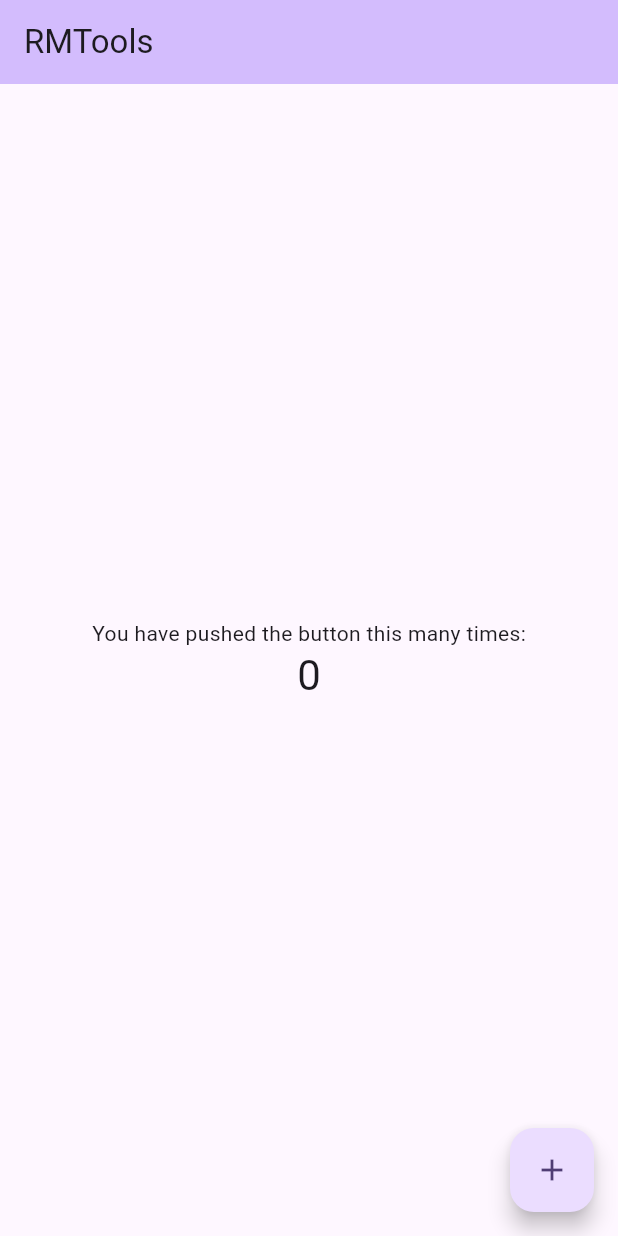
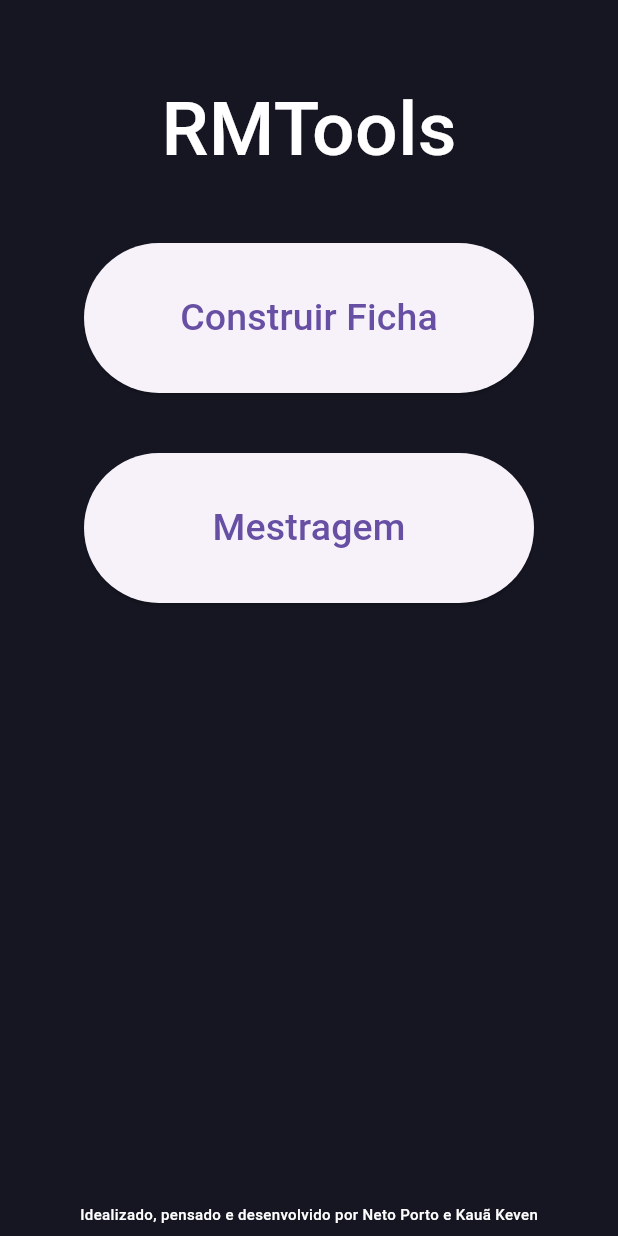
Before and after one commit to Quarteto-fandardigo/RMTools, a Flutter app: the screen it shows after launch, on a phone screen of 412 x 824 dp. Run offline on Flutter 3.47's test engine with Material 3 defaults, Android fonts, the phone set to English and light mode, and no system bars.

Commit message:
fiz a tela inicial

```diff
--- a/lib/main.dart
+++ b/lib/main.dart
@@ -1,128 +1,100 @@
 import 'package:flutter/material.dart';
 
+
 void main() {
-  runApp(const MyApp());
-}
-class MyApp extends StatelessWidget {
-  const MyApp({super.key});
+  runApp(
+    MaterialApp(
+      debugShowCheckedModeBanner: false,
+      home: Scaffold(
+        //Scafold evita a linha amarela(sublinhado) no que tiver acima(eu acho)
+        backgroundColor: const Color.fromARGB(255, 21, 22, 34),
+        body: Align(
+          alignment: Alignment.topCenter,
+          child: Padding(
+            padding: const EdgeInsets.only(top: 50),
+            child: Column(
+              mainAxisSize: MainAxisSize.min,
+              children: [
 
-  // This widget is the root of your application.
-  @override
-  Widget build(BuildContext context) {
-    return MaterialApp(
+                //***Titulo***
+                Text(
+                  'RMTools',
+                  style: TextStyle(
+                    color: Colors.white,
+                    fontSize: 50,
+                    fontWeight: FontWeight.w500,
+                  ),
+                ),
 
-      title: 'RMTools',
-      theme: ThemeData(
-        // This is the theme of your application.
-        //
-        // TRY THIS: Try running your application with "flutter run". You'll see
-        // the application has a purple toolbar. Then, without quitting the app,
-        // try changing the seedColor in the colorScheme below to Colors.green
-        // and then invoke "hot reload" (save your changes or press the "hot
-        // reload" button in a Flutter-supported IDE, or press "r" if you used
-        // the command line to start the app).
-        //
-        // Notice that the counter didn't reset back to zero; the application
-        // state is not lost during the reload. To reset the state, use hot
-        // restart instead.
-        //
-        // This works for code too, not just values: Most code changes can be
-        // tested with just a hot reload.
-        colorScheme: .fromSeed(seedColor: Colors.deepPurple),
+
+                //***espaçamento***
+                const SizedBox(height: 40),
+
+
+                //***BOTÃO*** CONSTRUIR_FICHA
+                ElevatedButton(
+
+                  //tamanho botão
+                  style: ElevatedButton.styleFrom(
+                    minimumSize: const Size(300, 100)
                   ),
-      home: const MyHomePage(title: 'RMTools'),
-    );
-  }
-}
 
-class MyHomePage extends StatefulWidget {
-  const MyHomePage({super.key, required this.title});
+                  //função botão
+                  onPressed: () {},
 
-  // This widget is the home page of your application. It is stateful, meaning
-  // that it has a State object (defined below) that contains fields that affect
-  // how it looks.
+                  //texto botão
+                  child: const Text(
+                    "Construir Ficha",
+                    style: TextStyle(
+                      fontSize: 25,
+                    ),
+                  ),
+                ),
 
-  // This class is the configuration for the state. It holds the values (in this
-  // case the title) provided by the parent (in this case the App widget) and
-  // used by the build method of the State. Fields in a Widget subclass are
-  // always marked "final".
 
-  final String title;
+                //***espaçamento***
+                const SizedBox(height: 40),
 
-  @override
-  State<MyHomePage> createState() => _MyHomePageState();
-}
 
-class _MyHomePageState extends State<MyHomePage> {
-  int _counter = 0;
+                //***BOTÃO*** MESTRAGEM
+                ElevatedButton(
 
-  void _incrementCounter() {
-    setState(() {
-      // This call to setState tells the Flutter framework that something has
-      // changed in this State, which causes it to rerun the build method below
-      // so that the display can reflect the updated values. If we changed
-      // _counter without calling setState(), then the build method would not be
-      // called again, and so nothing would appear to happen.
-      _counter++;
-    });
-  }
+                  //tamanho botão
+                  style: ElevatedButton.styleFrom(
+                    minimumSize: const Size(300, 100)
+                  ),
 
-  @override
-  Widget build(BuildContext context) {
-    // This method is rerun every time setState is called, for instance as done
-    // by the _incrementCounter method above.
-    //
-    // The Flutter framework has been optimized to make rerunning build methods
-    // fast, so that you can just rebuild anything that needs updating rather
-    // than having to individually change instances of widgets.
-    return Scaffold(
-      appBar: AppBar(
-        // TRY THIS: Try changing the color here to a specific color (to
-        // Colors.amber, perhaps?) and trigger a hot reload to see the AppBar
-        // change color while the other colors stay the same.
-        backgroundColor: Theme.of(context).colorScheme.inversePrimary,
-        // Here we take the value from the MyHomePage object that was created by
-        // the App.build method, and use it to set our appbar title.
-        title: Text(widget.title),
+                  //função botão
+                  onPressed: () {},
+
+                  //texto botão
+                  child: const Text(
+                    "Mestragem",
+                    style: TextStyle(
+                      fontSize: 25,
                     ),
-      body: Center(
-        // Center is a layout widget. It takes a single child and positions it
-        // in the middle of the parent.
-        child: Column(
-          // Column is also a layout widget. It takes a list of children and
-          // arranges them vertically. By default, it sizes itself to fit its
-          // children horizontally, and tries to be as tall as its parent.
-          //
-          // Column has various properties to control how it sizes itself and
-          // how it positions its children. Here we use mainAxisAlignment to
-          // center the children vertically; the main axis here is the vertical
-          // axis because Columns are vertical (the cross axis would be
-          // horizontal).
-          //
-          // TRY THIS: Invoke "debug painting" (choose the "Toggle Debug Paint"
-          // action in the IDE, or press "p" in the console), to see the
-          // wireframe for each widget.
-          mainAxisAlignment: .center,
-          children: [
-            const Text('You have pushed the button this many times:'),
+                  ),
+                ),
+
+
+                //***espaçamento***
+                const SizedBox(height: 400),
+
+
+                //***TEXTO ABAIXO***
                 Text(
-              '$_counter',
-              style: Theme.of(context).textTheme.headlineMedium,
+                  'Idealizado, pensado e desenvolvido por Neto Porto e Kauã Keven',
+                  style: TextStyle(
+                    color: Colors.white,
+                    fontSize: 10,
+                    fontWeight: FontWeight.w500,
                   ),
+                )
               ],
             ),
           ),
-      floatingActionButton: FloatingActionButton(
-        onPressed: _incrementCounter,
-        tooltip: 'Increment',
-        child: const Icon(Icons.add),
+        ),
+      ),
     ),
   );
 }
-}
-
-
-
-class fichaPage{
-
-}
--- a/pubspec.yaml
+++ b/pubspec.yaml
@@ -31,8 +31,11 @@ dependencies:
   flutter:
     sdk: flutter
 
+
+
   # The following adds the Cupertino Icons font to your application.
   # Use with the CupertinoIcons class for iOS style icons.
+  google_fonts: ^6.1.0
   cupertino_icons: ^1.0.8
 
 dev_dependencies:
```
Also changed, not shown: pubspec.lock, 1 other file. Lines whose indentation alone changed are shown as unchanged.
